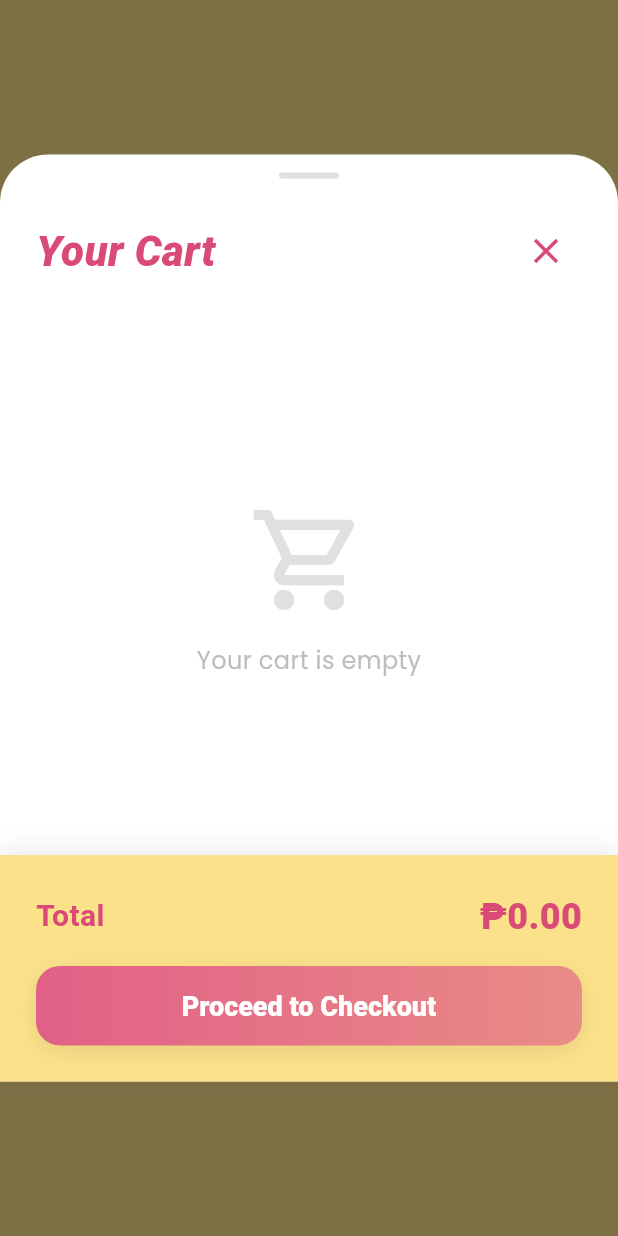
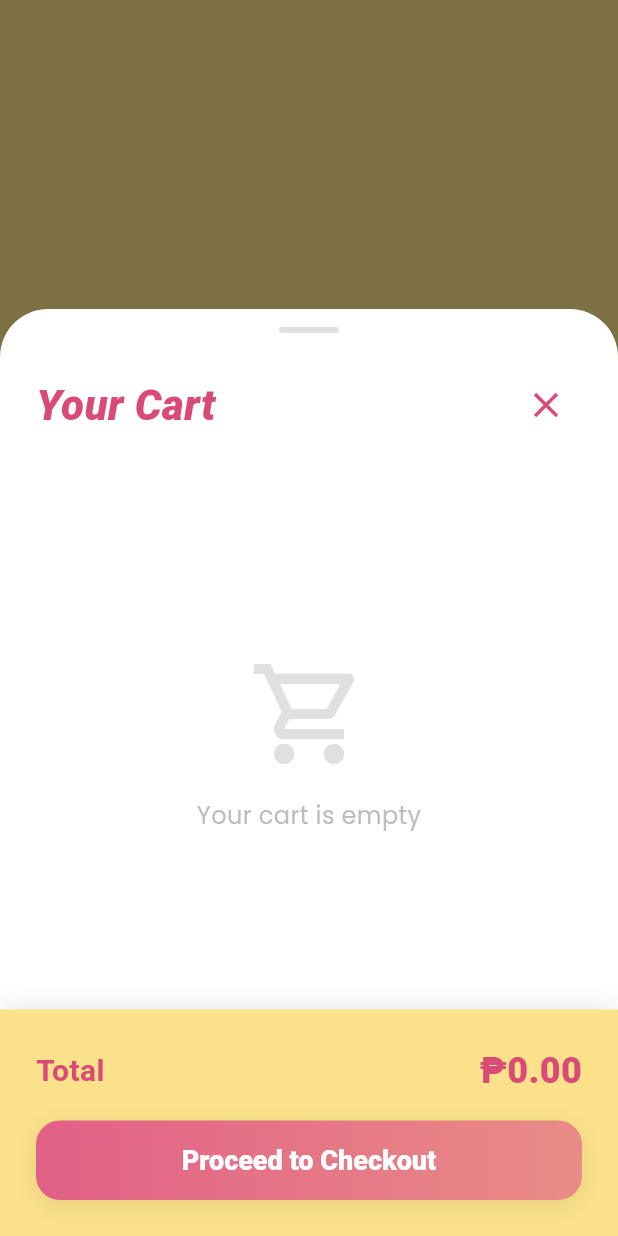
Before and after one commit to Ndkorr/in-bento-cake-kiosk, a Flutter app: the _CartOverlay widget shown alone on an empty page, opened directly with empty values, on a phone screen of 412 x 824 dp. Run offline on Flutter 3.47's test engine with Material 3 defaults, Android fonts, the light colour scheme and no system bars; our stand-ins replace google_fonts; missing offline and left inert: model_viewer_plus; Roboto replaces fonts that are missing (Ubuntu).

Commit message:
#4 Modify Menu Screen

```diff
--- a/lib/screens/menu_screen.dart
+++ b/lib/screens/menu_screen.dart
@@ -732,11 +732,10 @@ class _CartOverlayState extends State<_CartOverlay>
                 // Clamp so it's never too small or too wide
                 targetWidth = targetWidth.clamp(520.0, 1100.0);
 
-                return Center(
-                  child: SizedBox(
-                    width: targetWidth,
-                    height: sheetHeight,
-                    child: Container(
+                return SizedBox(
+                  width: targetWidth,
+                  height: sheetHeight,
+                  child: Container(
                       decoration: const BoxDecoration(
                         color: Colors.white,
                         borderRadius: BorderRadius.vertical(top: Radius.circular(32)),
@@ -891,7 +890,6 @@ class _CartOverlayState extends State<_CartOverlay>
                   ],
                 ),
               ),
-            ),
           );
         }),
             ),
```
